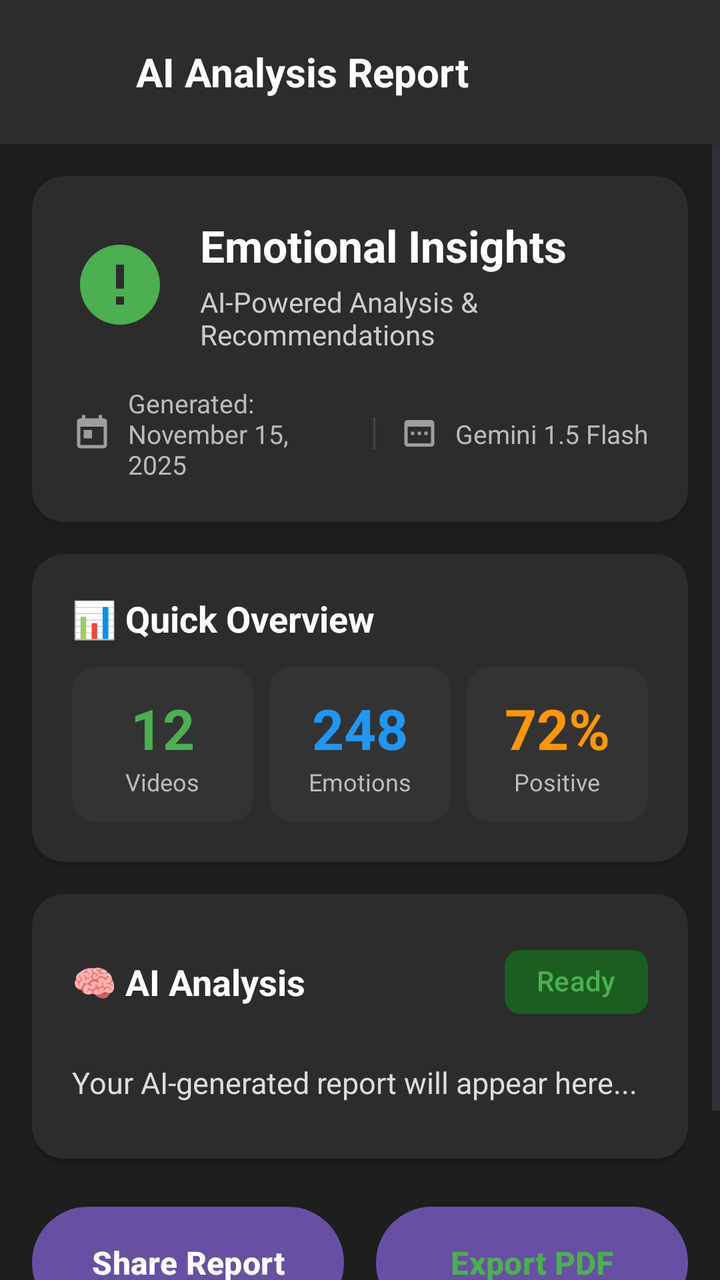
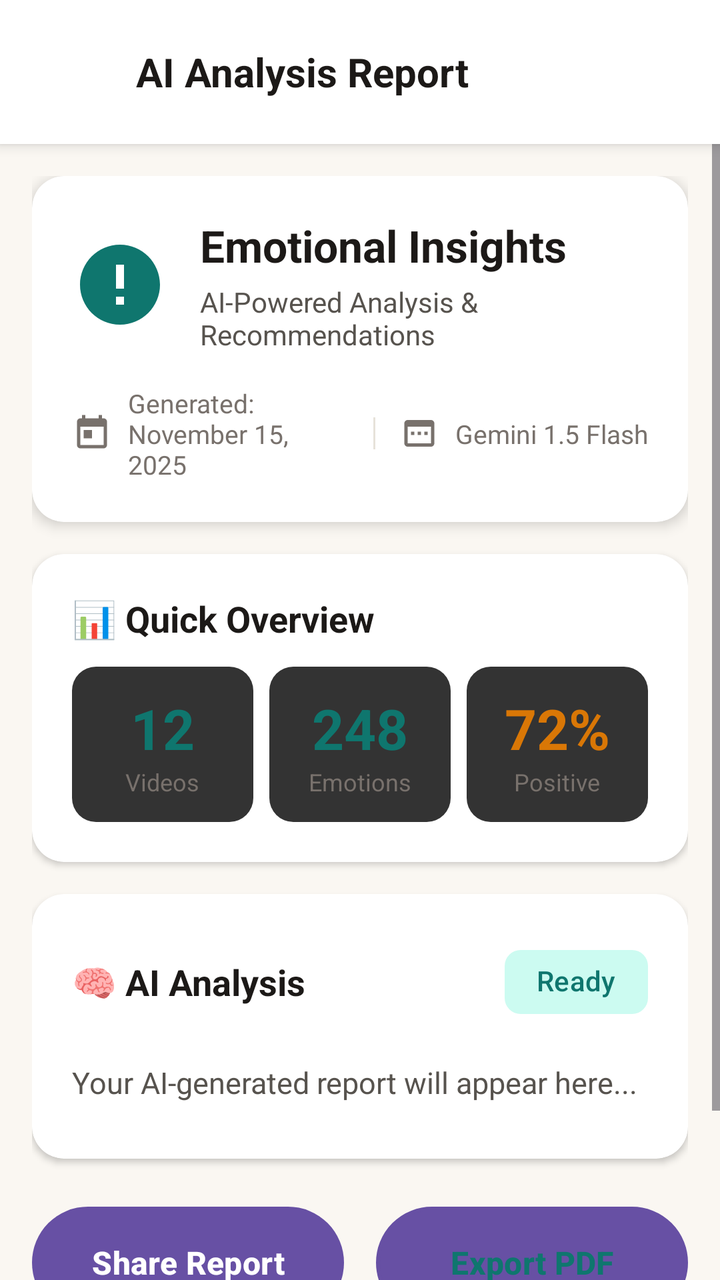

Screens rendered from an Android XML layout before and after an edit, with the pre-edit source and the edit as a unified diff.
<!-- AndroidManifest.xml: application theme Theme.RecallLive -->
<!-- res/layout/fragment_guardian_report.xml -->
<?xml version="1.0" encoding="utf-8"?>
<LinearLayout xmlns:android="http://schemas.android.com/apk/res/android"
    xmlns:app="http://schemas.android.com/apk/res-auto"
    android:layout_width="match_parent"
    android:layout_height="match_parent"
    android:orientation="vertical"
    android:background="#1E1E1E">

    
    <LinearLayout
        android:layout_width="match_parent"
        android:layout_height="wrap_content"
        android:background="#2C2C2C"
        android:elevation="4dp"
        android:orientation="horizontal"
        android:padding="12dp"
        android:gravity="center_vertical">

        <ImageButton
            android:id="@+id/btn_back"
            android:layout_width="48dp"
            android:layout_height="48dp"
            android:background="?attr/selectableItemBackgroundBorderless"
            android:src="@drawable/ic_arrow_back"
            android:contentDescription="Back"
            app:tint="#FFFFFF" />

        <TextView
            android:layout_width="0dp"
            android:layout_height="wrap_content"
            android:layout_weight="1"
            android:layout_marginStart="8dp"
            android:text="AI Analysis Report"
            android:textColor="#FFFFFF"
            android:textSize="20sp"
            android:textStyle="bold" />

    </LinearLayout>

    
    <ScrollView
        android:layout_width="match_parent"
        android:layout_height="match_parent"
        android:fillViewport="true">

        <LinearLayout
            android:layout_width="match_parent"
            android:layout_height="wrap_content"
            android:orientation="vertical"
            android:padding="16dp">

            
            <androidx.cardview.widget.CardView
                android:layout_width="match_parent"
                android:layout_height="wrap_content"
                android:layout_marginBottom="16dp"
                app:cardCornerRadius="16dp"
                app:cardElevation="4dp"
                app:cardBackgroundColor="#2C2C2C">

                <LinearLayout
                    android:layout_width="match_parent"
                    android:layout_height="wrap_content"
                    android:orientation="vertical"
                    android:padding="20dp">

                    
                    <LinearLayout
                        android:layout_width="match_parent"
                        android:layout_height="wrap_content"
                        android:orientation="horizontal"
                        android:gravity="center_vertical">

                        <ImageView
                            android:id="@+id/iv_ai_icon"
                            android:layout_width="48dp"
                            android:layout_height="48dp"
                            android:src="@drawable/ic_ai_brain"
                            android:contentDescription="AI Report Icon"
                            app:tint="#4CAF50" />

                        <LinearLayout
                            android:layout_width="0dp"
                            android:layout_height="wrap_content"
                            android:layout_weight="1"
                            android:layout_marginStart="16dp"
                            android:orientation="vertical">

                            <TextView
                                android:layout_width="wrap_content"
                                android:layout_height="wrap_content"
                                android:text="Emotional Insights"
                                android:textColor="#FFFFFF"
                                android:textSize="22sp"
                                android:textStyle="bold" />

                            <TextView
                                android:id="@+id/tv_report_subtitle"
                                android:layout_width="wrap_content"
                                android:layout_height="wrap_content"
                                android:layout_marginTop="4dp"
                                android:text="AI-Powered Analysis &amp; Recommendations"
                                android:textColor="#CCCCCC"
                                android:textSize="14sp" />

                        </LinearLayout>

                    </LinearLayout>

                    
                    <LinearLayout
                        android:layout_width="match_parent"
                        android:layout_height="wrap_content"
                        android:layout_marginTop="16dp"
                        android:orientation="horizontal"
                        android:gravity="center_vertical">

                        <ImageView
                            android:layout_width="20dp"
                            android:layout_height="20dp"
                            android:src="@drawable/ic_calendar"
                            app:tint="#9E9E9E" />

                        <TextView
                            android:id="@+id/tv_generated_date"
                            android:layout_width="0dp"
                            android:layout_height="wrap_content"
                            android:layout_weight="1"
                            android:layout_marginStart="8dp"
                            android:text="Generated: November 15, 2025"
                            android:textColor="#BBBBBB"
                            android:textSize="13sp" />

                        <View
                            android:layout_width="1dp"
                            android:layout_height="16dp"
                            android:layout_marginHorizontal="12dp"
                            android:background="#444444" />

                        <ImageView
                            android:layout_width="20dp"
                            android:layout_height="20dp"
                            android:src="@drawable/ic_model"
                            app:tint="#9E9E9E" />

                        <TextView
                            android:id="@+id/tv_model_name"
                            android:layout_width="wrap_content"
                            android:layout_height="wrap_content"
                            android:layout_marginStart="8dp"
                            android:text="Gemini 1.5 Flash"
                            android:textColor="#BBBBBB"
                            android:textSize="13sp" />

                    </LinearLayout>

                </LinearLayout>

            </androidx.cardview.widget.CardView>

            
            <androidx.cardview.widget.CardView
                android:layout_width="match_parent"
                android:layout_height="wrap_content"
                android:layout_marginBottom="16dp"
                app:cardCornerRadius="16dp"
                app:cardElevation="2dp"
                app:cardBackgroundColor="#2C2C2C">

                <LinearLayout
                    android:layout_width="match_parent"
                    android:layout_height="wrap_content"
                    android:orientation="vertical"
                    android:padding="20dp">

                    <TextView
                        android:layout_width="wrap_content"
                        android:layout_height="wrap_content"
                        android:text="📊 Quick Overview"
                        android:textColor="#FFFFFF"
                        android:textSize="18sp"
                        android:textStyle="bold"
                        android:layout_marginBottom="12dp" />

                    
                    <LinearLayout
                        android:layout_width="match_parent"
                        android:layout_height="wrap_content"
                        android:orientation="horizontal">

                        
                        <LinearLayout
                            android:layout_width="0dp"
                            android:layout_height="wrap_content"
                            android:layout_weight="1"
                            android:orientation="vertical"
                            android:gravity="center"
                            android:background="@drawable/stat_box_background"
                            android:padding="12dp">

                            <TextView
                                android:id="@+id/tv_stat_videos"
                                android:layout_width="wrap_content"
                                android:layout_height="wrap_content"
                                android:text="12"
                                android:textColor="#4CAF50"
                                android:textSize="28sp"
                                android:textStyle="bold" />

                            <TextView
                                android:layout_width="wrap_content"
                                android:layout_height="wrap_content"
                                android:text="Videos"
                                android:textColor="#BBBBBB"
                                android:textSize="12sp" />

                        </LinearLayout>

                        <Space
                            android:layout_width="8dp"
                            android:layout_height="1dp" />

                        
                        <LinearLayout
                            android:layout_width="0dp"
                            android:layout_height="wrap_content"
                            android:layout_weight="1"
                            android:orientation="vertical"
                            android:gravity="center"
                            android:background="@drawable/stat_box_background"
                            android:padding="12dp">

                            <TextView
                                android:id="@+id/tv_stat_emotions"
                                android:layout_width="wrap_content"
                                android:layout_height="wrap_content"
                                android:text="248"
                                android:textColor="#2196F3"
                                android:textSize="28sp"
                                android:textStyle="bold" />

                            <TextView
                                android:layout_width="wrap_content"
                                android:layout_height="wrap_content"
                                android:text="Emotions"
                                android:textColor="#BBBBBB"
                                android:textSize="12sp" />

                        </LinearLayout>

                        <Space
                            android:layout_width="8dp"
                            android:layout_height="1dp" />

                        
                        <LinearLayout
                            android:layout_width="0dp"
                            android:layout_height="wrap_content"
                            android:layout_weight="1"
                            android:orientation="vertical"
                            android:gravity="center"
                            android:background="@drawable/stat_box_background"
                            android:padding="12dp">

                            <TextView
                                android:id="@+id/tv_stat_positive"
                                android:layout_width="wrap_content"
                                android:layout_height="wrap_content"
                                android:text="72%"
                                android:textColor="#FF9800"
                                android:textSize="28sp"
                                android:textStyle="bold" />

                            <TextView
                                android:layout_width="wrap_content"
                                android:layout_height="wrap_content"
                                android:text="Positive"
                                android:textColor="#BBBBBB"
                                android:textSize="12sp" />

                        </LinearLayout>

                    </LinearLayout>

                </LinearLayout>

            </androidx.cardview.widget.CardView>

            
            <androidx.cardview.widget.CardView
                android:layout_width="match_parent"
                android:layout_height="wrap_content"
                android:layout_marginBottom="16dp"
                app:cardCornerRadius="16dp"
                app:cardElevation="2dp"
                app:cardBackgroundColor="#2C2C2C">

                <LinearLayout
                    android:layout_width="match_parent"
                    android:layout_height="wrap_content"
                    android:orientation="vertical"
                    android:padding="20dp">

                    
                    <LinearLayout
                        android:layout_width="match_parent"
                        android:layout_height="wrap_content"
                        android:orientation="horizontal"
                        android:gravity="center_vertical"
                        android:layout_marginBottom="16dp">

                        <TextView
                            android:layout_width="0dp"
                            android:layout_height="wrap_content"
                            android:layout_weight="1"
                            android:text="🧠 AI Analysis"
                            android:textColor="#FFFFFF"
                            android:textSize="18sp"
                            android:textStyle="bold" />

                        <com.google.android.material.chip.Chip
                            android:id="@+id/chip_status"
                            android:layout_width="wrap_content"
                            android:layout_height="wrap_content"
                            android:text="Ready"
                            android:textColor="#4CAF50"
                            app:chipBackgroundColor="#1B5E20"
                            app:chipStrokeWidth="0dp" />

                    </LinearLayout>

                    
                    <LinearLayout
                        android:id="@+id/layout_loading"
                        android:layout_width="match_parent"
                        android:layout_height="wrap_content"
                        android:orientation="vertical"
                        android:gravity="center"
                        android:padding="32dp"
                        android:visibility="gone">

                        <ProgressBar
                            android:layout_width="48dp"
                            android:layout_height="48dp"
                            android:indeterminateTint="#4CAF50" />

                        <TextView
                            android:id="@+id/tv_loading_message"
                            android:layout_width="wrap_content"
                            android:layout_height="wrap_content"
                            android:layout_marginTop="16dp"
                            android:text="Analyzing emotion data..."
                            android:textColor="#CCCCCC"
                            android:textSize="16sp" />

                    </LinearLayout>

                    
                    <ScrollView
                        android:id="@+id/scroll_report_content"
                        android:layout_width="match_parent"
                        android:layout_height="wrap_content"
                        android:maxHeight="500dp"
                        android:scrollbars="vertical">

                        <TextView
                            android:id="@+id/tv_report_content"
                            android:layout_width="match_parent"
                            android:layout_height="wrap_content"
                            android:text="Your AI-generated report will appear here..."
                            android:textColor="#DDDDDD"
                            android:textSize="15sp"
                            android:lineSpacingExtra="4dp"
                            android:paddingBottom="8dp" />

                    </ScrollView>

                </LinearLayout>

            </androidx.cardview.widget.CardView>

            
            <LinearLayout
                android:layout_width="match_parent"
                android:layout_height="wrap_content"
                android:orientation="horizontal"
                android:layout_marginTop="8dp">

                <Button
                    android:id="@+id/btn_share_report"
                    android:layout_width="0dp"
                    android:layout_height="56dp"
                    android:layout_weight="1"
                    android:layout_marginEnd="8dp"
                    android:text="Share Report"
                    android:textColor="#FFFFFF"
                    android:textSize="16sp"
                    android:textStyle="bold"
                    android:background="@drawable/button_primary_background"
                    android:drawableStart="@drawable/ic_share"
                    android:drawablePadding="8dp"
                    android:paddingHorizontal="16dp" />

                <Button
                    android:id="@+id/btn_export_pdf"
                    android:layout_width="0dp"
                    android:layout_height="56dp"
                    android:layout_weight="1"
                    android:layout_marginStart="8dp"
                    android:text="Export PDF"
                    android:textColor="#4CAF50"
                    android:textSize="16sp"
                    android:textStyle="bold"
                    android:background="@drawable/button_secondary_background"
                    android:drawableStart="@drawable/ic_download"
                    android:drawablePadding="8dp"
                    android:paddingHorizontal="16dp" />

            </LinearLayout>

            
            <Button
                android:id="@+id/btn_regenerate"
                android:layout_width="match_parent"
                android:layout_height="56dp"
                android:layout_marginTop="8dp"
                android:text="🔄 Regenerate Report"
                android:textColor="#757575"
                android:textSize="16sp"
                android:background="@drawable/button_tertiary_background"
                android:paddingHorizontal="16dp" />

        </LinearLayout>

    </ScrollView>

</LinearLayout>
<!-- resources referenced by this layout -->
<resources>
  <!-- drawable button_primary_background (drawable) -->
  <?xml version="1.0" encoding="utf-8"?>
  <shape xmlns:android="http://schemas.android.com/apk/res/android"
      android:shape="rectangle">
      <corners android:radius="28dp" />
      <solid android:color="#4CAF50" />
  </shape>
  <!-- drawable button_secondary_background (drawable) -->
  <?xml version="1.0" encoding="utf-8"?>
  <shape xmlns:android="http://schemas.android.com/apk/res/android"
      android:shape="rectangle">
      <corners android:radius="28dp" />
      <solid android:color="#FFFFFF" />
      <stroke
          android:width="2dp"
          android:color="#4CAF50" />
  </shape>
  <!-- drawable button_tertiary_background (drawable) -->
  <?xml version="1.0" encoding="utf-8"?>
  <shape xmlns:android="http://schemas.android.com/apk/res/android"
      android:shape="rectangle">
      <corners android:radius="28dp" />
      <solid android:color="#F5F5F5" />
  </shape>
  <!-- drawable ic_ai_brain (drawable) -->
  <?xml version="1.0" encoding="utf-8"?>
  <vector xmlns:android="http://schemas.android.com/apk/res/android"
      android:width="24dp"
      android:height="24dp"
      android:viewportWidth="24"
      android:viewportHeight="24">
      <path
          android:fillColor="#4CAF50"
          android:pathData="M12,2C6.48,2 2,6.48 2,12s4.48,10 10,10 10,-4.48 10,-10S17.52,2 12,2zM13,17h-2v-2h2v2zM13,13h-2L11,7h2v6z" />
  </vector>
  <!-- drawable ic_calendar (drawable) -->
  <?xml version="1.0" encoding="utf-8"?>
  <vector xmlns:android="http://schemas.android.com/apk/res/android"
      android:width="24dp"
      android:height="24dp"
      android:viewportWidth="24"
      android:viewportHeight="24">
      <path
          android:fillColor="#9E9E9E"
          android:pathData="M19,3h-1L18,1h-2v2L8,3L8,1L6,1v2L5,3c-1.11,0 -1.99,0.9 -1.99,2L3,19c0,1.1 0.89,2 2,2h14c1.1,0 2,-0.9 2,-2L21,5c0,-1.1 -0.9,-2 -2,-2zM19,19L5,19L5,8h14v11zM7,10h5v5L7,15z" />
  </vector>
  <!-- drawable ic_download (drawable) -->
  <?xml version="1.0" encoding="utf-8"?>
  <vector xmlns:android="http://schemas.android.com/apk/res/android"
      android:width="24dp"
      android:height="24dp"
      android:viewportWidth="24"
      android:viewportHeight="24">
      <path
          android:fillColor="#4CAF50"
          android:pathData="M19,9h-4L15,3L9,3v6L5,9l7,7 7,-7zM5,18v2h14v-2L5,18z" />
  </vector>
  <!-- drawable ic_model (drawable) -->
  <?xml version="1.0" encoding="utf-8"?>
  <vector xmlns:android="http://schemas.android.com/apk/res/android"
      android:width="24dp"
      android:height="24dp"
      android:viewportWidth="24"
      android:viewportHeight="24">
      <path
          android:fillColor="#9E9E9E"
          android:pathData="M9,11L7,11v2h2v-2zM13,11h-2v2h2v-2zM17,11h-2v2h2v-2zM19,4L5,4c-1.1,0 -2,0.9 -2,2v12c0,1.1 0.9,2 2,2h14c1.1,0 2,-0.9 2,-2L21,6c0,-1.1 -0.9,-2 -2,-2zM19,18L5,18L5,8h14v10z" />
  </vector>
  <!-- drawable stat_box_background (drawable) -->
  <?xml version="1.0" encoding="utf-8"?>
  <shape xmlns:android="http://schemas.android.com/apk/res/android"
      android:shape="rectangle">
      <corners android:radius="12dp" />
      <solid android:color="#333333" />
  </shape>
  <style name="Theme.RecallLive" parent="Base.Theme.RecallLive" />
  <style name="Base.Theme.RecallLive" parent="Theme.Material3.DayNight.NoActionBar">
          
          
      </style>
  <!-- unchanged entries left out for length: 2 -->
</resources>

<!-- the commit's change to res/layout/fragment_guardian_report.xml (unified diff, before → after) -->
@@ -4,13 +4,13 @@
     android:layout_width="match_parent"
     android:layout_height="match_parent"
     android:orientation="vertical"
-    android:background="#1E1E1E">
+    android:background="#FAF7F2">
 
     
     <LinearLayout
         android:layout_width="match_parent"
         android:layout_height="wrap_content"
-        android:background="#2C2C2C"
+        android:background="#FFFFFF"
         android:elevation="4dp"
         android:orientation="horizontal"
         android:padding="12dp"
@@ -23,7 +23,7 @@
             android:background="?attr/selectableItemBackgroundBorderless"
             android:src="@drawable/ic_arrow_back"
             android:contentDescription="Back"
-            app:tint="#FFFFFF" />
+            app:tint="#1C1917" />
 
         <TextView
             android:layout_width="0dp"
@@ -31,7 +31,7 @@
             android:layout_weight="1"
             android:layout_marginStart="8dp"
             android:text="AI Analysis Report"
-            android:textColor="#FFFFFF"
+            android:textColor="#1C1917"
             android:textSize="20sp"
             android:textStyle="bold" />
 
@@ -56,7 +56,7 @@
                 android:layout_marginBottom="16dp"
                 app:cardCornerRadius="16dp"
                 app:cardElevation="4dp"
-                app:cardBackgroundColor="#2C2C2C">
+                app:cardBackgroundColor="#FFFFFF">
 
                 <LinearLayout
                     android:layout_width="match_parent"
@@ -77,7 +77,7 @@
                             android:layout_height="48dp"
                             android:src="@drawable/ic_ai_brain"
                             android:contentDescription="AI Report Icon"
-                            app:tint="#4CAF50" />
+                            app:tint="#0F766E" />
 
                         <LinearLayout
                             android:layout_width="0dp"
@@ -90,7 +90,7 @@
                                 android:layout_width="wrap_content"
                                 android:layout_height="wrap_content"
                                 android:text="Emotional Insights"
-                                android:textColor="#FFFFFF"
+                                android:textColor="#1C1917"
                                 android:textSize="22sp"
                                 android:textStyle="bold" />
 
@@ -100,7 +100,7 @@
                                 android:layout_height="wrap_content"
                                 android:layout_marginTop="4dp"
                                 android:text="AI-Powered Analysis &amp; Recommendations"
-                                android:textColor="#CCCCCC"
+                                android:textColor="#57534E"
                                 android:textSize="14sp" />
 
                         </LinearLayout>
@@ -119,7 +119,7 @@
                             android:layout_width="20dp"
                             android:layout_height="20dp"
                             android:src="@drawable/ic_calendar"
-                            app:tint="#9E9E9E" />
+                            app:tint="#78716C" />
 
                         <TextView
                             android:id="@+id/tv_generated_date"
@@ -128,20 +128,20 @@
                             android:layout_weight="1"
                             android:layout_marginStart="8dp"
                             android:text="Generated: November 15, 2025"
-                            android:textColor="#BBBBBB"
+                            android:textColor="#78716C"
                             android:textSize="13sp" />
 
                         <View
                             android:layout_width="1dp"
                             android:layout_height="16dp"
                             android:layout_marginHorizontal="12dp"
-                            android:background="#444444" />
+                            android:background="#E7E2DA" />
 
                         <ImageView
                             android:layout_width="20dp"
                             android:layout_height="20dp"
                             android:src="@drawable/ic_model"
-                            app:tint="#9E9E9E" />
+                            app:tint="#78716C" />
 
                         <TextView
                             android:id="@+id/tv_model_name"
@@ -149,7 +149,7 @@
                             android:layout_height="wrap_content"
                             android:layout_marginStart="8dp"
                             android:text="Gemini 1.5 Flash"
-                            android:textColor="#BBBBBB"
+                            android:textColor="#78716C"
                             android:textSize="13sp" />
 
                     </LinearLayout>
@@ -165,7 +165,7 @@
                 android:layout_marginBottom="16dp"
                 app:cardCornerRadius="16dp"
                 app:cardElevation="2dp"
-                app:cardBackgroundColor="#2C2C2C">
+                app:cardBackgroundColor="#FFFFFF">
 
                 <LinearLayout
                     android:layout_width="match_parent"
@@ -177,7 +177,7 @@
                         android:layout_width="wrap_content"
                         android:layout_height="wrap_content"
                         android:text="📊 Quick Overview"
-                        android:textColor="#FFFFFF"
+                        android:textColor="#1C1917"
                         android:textSize="18sp"
                         android:textStyle="bold"
                         android:layout_marginBottom="12dp" />
@@ -203,7 +203,7 @@
                                 android:layout_width="wrap_content"
                                 android:layout_height="wrap_content"
                                 android:text="12"
-                                android:textColor="#4CAF50"
+                                android:textColor="#0F766E"
                                 android:textSize="28sp"
                                 android:textStyle="bold" />
 
@@ -211,7 +211,7 @@
                                 android:layout_width="wrap_content"
                                 android:layout_height="wrap_content"
                                 android:text="Videos"
-                                android:textColor="#BBBBBB"
+                                android:textColor="#78716C"
                                 android:textSize="12sp" />
 
                         </LinearLayout>
@@ -235,7 +235,7 @@
                                 android:layout_width="wrap_content"
                                 android:layout_height="wrap_content"
                                 android:text="248"
-                                android:textColor="#2196F3"
+                                android:textColor="#0F766E"
                                 android:textSize="28sp"
                                 android:textStyle="bold" />
 
@@ -243,7 +243,7 @@
                                 android:layout_width="wrap_content"
                                 android:layout_height="wrap_content"
                                 android:text="Emotions"
-                                android:textColor="#BBBBBB"
+                                android:textColor="#78716C"
                                 android:textSize="12sp" />
 
                         </LinearLayout>
@@ -267,7 +267,7 @@
                                 android:layout_width="wrap_content"
                                 android:layout_height="wrap_content"
                                 android:text="72%"
-                                android:textColor="#FF9800"
+                                android:textColor="#D97706"
                                 android:textSize="28sp"
                                 android:textStyle="bold" />
 
@@ -275,7 +275,7 @@
                                 android:layout_width="wrap_content"
                                 android:layout_height="wrap_content"
                                 android:text="Positive"
-                                android:textColor="#BBBBBB"
+                                android:textColor="#78716C"
                                 android:textSize="12sp" />
 
                         </LinearLayout>
@@ -293,7 +293,7 @@
                 android:layout_marginBottom="16dp"
                 app:cardCornerRadius="16dp"
                 app:cardElevation="2dp"
-                app:cardBackgroundColor="#2C2C2C">
+                app:cardBackgroundColor="#FFFFFF">
 
                 <LinearLayout
                     android:layout_width="match_parent"
@@ -314,7 +314,7 @@
                             android:layout_height="wrap_content"
                             android:layout_weight="1"
                             android:text="🧠 AI Analysis"
-                            android:textColor="#FFFFFF"
+                            android:textColor="#1C1917"
                             android:textSize="18sp"
                             android:textStyle="bold" />
 
@@ -323,8 +323,8 @@
                             android:layout_width="wrap_content"
                             android:layout_height="wrap_content"
                             android:text="Ready"
-                            android:textColor="#4CAF50"
-                            app:chipBackgroundColor="#1B5E20"
+                            android:textColor="#0F766E"
+                            app:chipBackgroundColor="#CCFBF1"
                             app:chipStrokeWidth="0dp" />
 
                     </LinearLayout>
@@ -342,7 +342,7 @@
                         <ProgressBar
                             android:layout_width="48dp"
                             android:layout_height="48dp"
-                            android:indeterminateTint="#4CAF50" />
+                            android:indeterminateTint="#0F766E" />
 
                         <TextView
                             android:id="@+id/tv_loading_message"
@@ -350,7 +350,7 @@
                             android:layout_height="wrap_content"
                             android:layout_marginTop="16dp"
                             android:text="Analyzing emotion data..."
-                            android:textColor="#CCCCCC"
+                            android:textColor="#57534E"
                             android:textSize="16sp" />
 
                     </LinearLayout>
@@ -368,7 +368,7 @@
                             android:layout_width="match_parent"
                             android:layout_height="wrap_content"
                             android:text="Your AI-generated report will appear here..."
-                            android:textColor="#DDDDDD"
+                            android:textColor="#57534E"
                             android:textSize="15sp"
                             android:lineSpacingExtra="4dp"
                             android:paddingBottom="8dp" />
@@ -408,7 +408,7 @@
                     android:layout_weight="1"
                     android:layout_marginStart="8dp"
                     android:text="Export PDF"
-                    android:textColor="#4CAF50"
+                    android:textColor="#0F766E"
                     android:textSize="16sp"
                     android:textStyle="bold"
                     android:background="@drawable/button_secondary_background"
@@ -425,7 +425,7 @@
                 android:layout_height="56dp"
                 android:layout_marginTop="8dp"
                 android:text="🔄 Regenerate Report"
-                android:textColor="#757575"
+                android:textColor="#78716C"
                 android:textSize="16sp"
                 android:background="@drawable/button_tertiary_background"
                 android:paddingHorizontal="16dp" />
